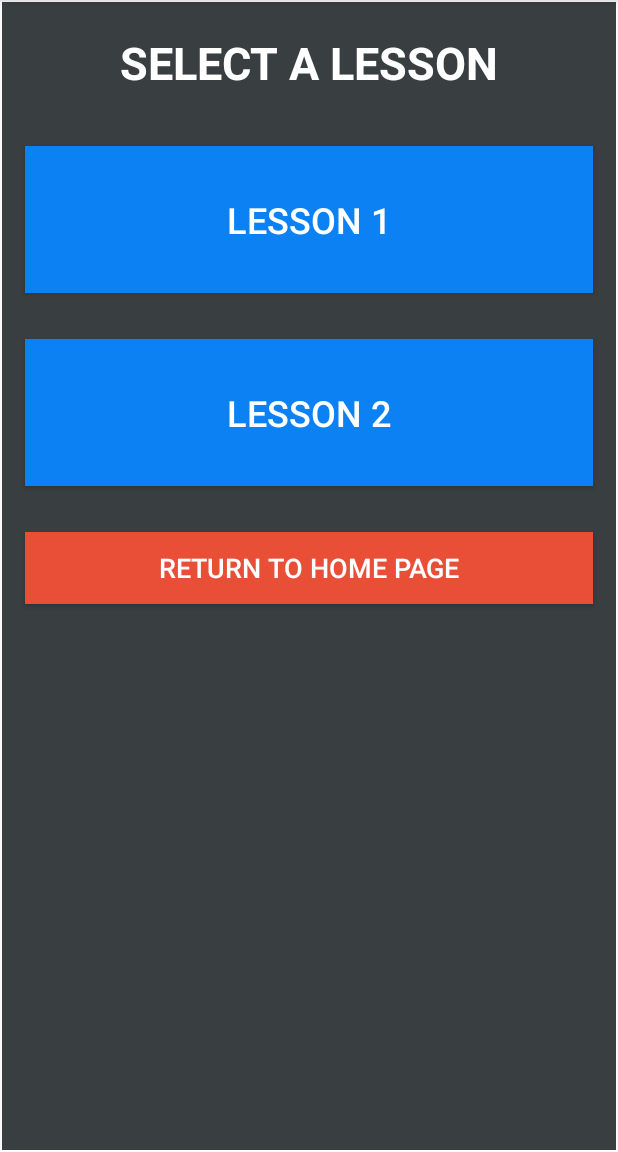
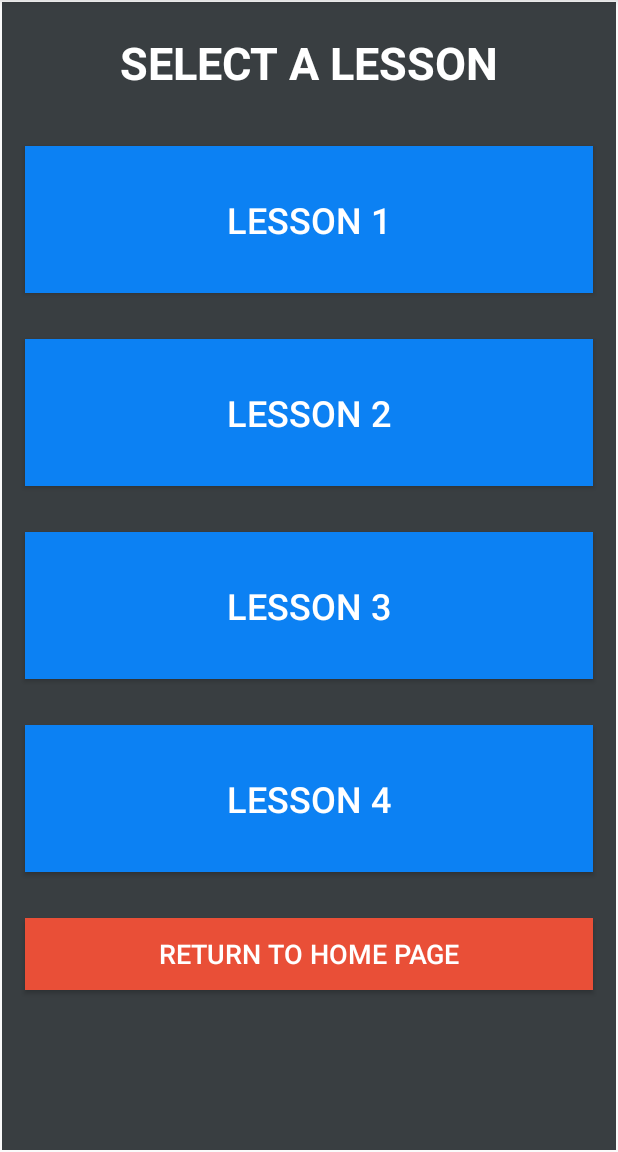
Before and after one commit to malcolmrjones/pronounce.it, an Android app: the LessonSelector screen opened directly, with no data from a screen before it, on a phone screen of 412 x 824 dp, the part 84-1236 px from its top. Run offline under Robolectric (Android 15) with nearby library versions, the phone set to English and light mode, and no system bars.

Commit message:
Added Lesson 3 and 4

```diff
--- a/app/src/main/java/backend/LessonListES.java
+++ b/app/src/main/java/backend/LessonListES.java
@@ -43,7 +43,7 @@ public class LessonListES implements LessonList {
 	Lesson ES1 = new Lesson(ES_sent1, ES_trans1, "ES1", ES_audio1);
 
 	ArrayList<String> ES_sent2 = new ArrayList<String>(Arrays.asList(
-			"Hola!", "Como estas?", "Estoy bien.", "Gracias.", "De nada."));
+			"Hola!", "Cómo estas?", "Estoy bien.", "Gracias.", "De nada."));
 	ArrayList<String> ES_trans2 = new ArrayList<String>(Arrays.asList(
 			"Hello!", "How are you?", "I'm well.","Thanks.", "You're welcome."));
 	ArrayList<File> ES_audio2 = new ArrayList<File>(Arrays.asList(aud9, aud10, aud11, aud12, aud13));
--- a/app/src/main/java/pronounce/app/LessonSelector.java
+++ b/app/src/main/java/pronounce/app/LessonSelector.java
@@ -28,6 +28,16 @@ public class LessonSelector extends AppCompatActivity {
         changeToLesson.putExtra("Lesson", lessonlist.getLesson("ES2"));
         startActivity(changeToLesson);
     }
+    public void button3Action(View v) {
+        Intent changeToLesson = new Intent (this, LessonActivity.class);
+        changeToLesson.putExtra("Lesson", lessonlist.getLesson("ES3"));
+        startActivity(changeToLesson);
+    }
+    public void button4Action(View v) {
+        Intent changeToLesson = new Intent (this, LessonActivity.class);
+        changeToLesson.putExtra("Lesson", lessonlist.getLesson("ES4"));
+        startActivity(changeToLesson);
+    }
     public void returnHomeAction(View v) {
         Intent returnHome = new Intent(this, MainActivity.class
         );
--- a/app/src/main/res/layout/activity_lessonselector.xml
+++ b/app/src/main/res/layout/activity_lessonselector.xml
@@ -42,6 +42,28 @@
         android:textSize="24sp" />
 
     <Button
+        android:id="@+id/button3"
+        android:layout_width="match_parent"
+        android:layout_height="98dp"
+        android:layout_margin="15sp"
+        android:background="#0C81F3"
+        android:onClick="button3Action"
+        android:text="Lesson 3"
+        android:textColor="#FFFFFF"
+        android:textSize="24sp" />
+
+    <Button
+        android:id="@+id/button4"
+        android:layout_width="match_parent"
+        android:layout_height="98dp"
+        android:layout_margin="15sp"
+        android:background="#0C81F3"
+        android:onClick="button4Action"
+        android:text="Lesson 4"
+        android:textColor="#FFFFFF"
+        android:textSize="24sp" />
+
+    <Button
         android:id="@+id/returnHome"
         android:layout_width="match_parent"
         android:layout_height="wrap_content"
```
Also changed, not shown: 59 other files.
